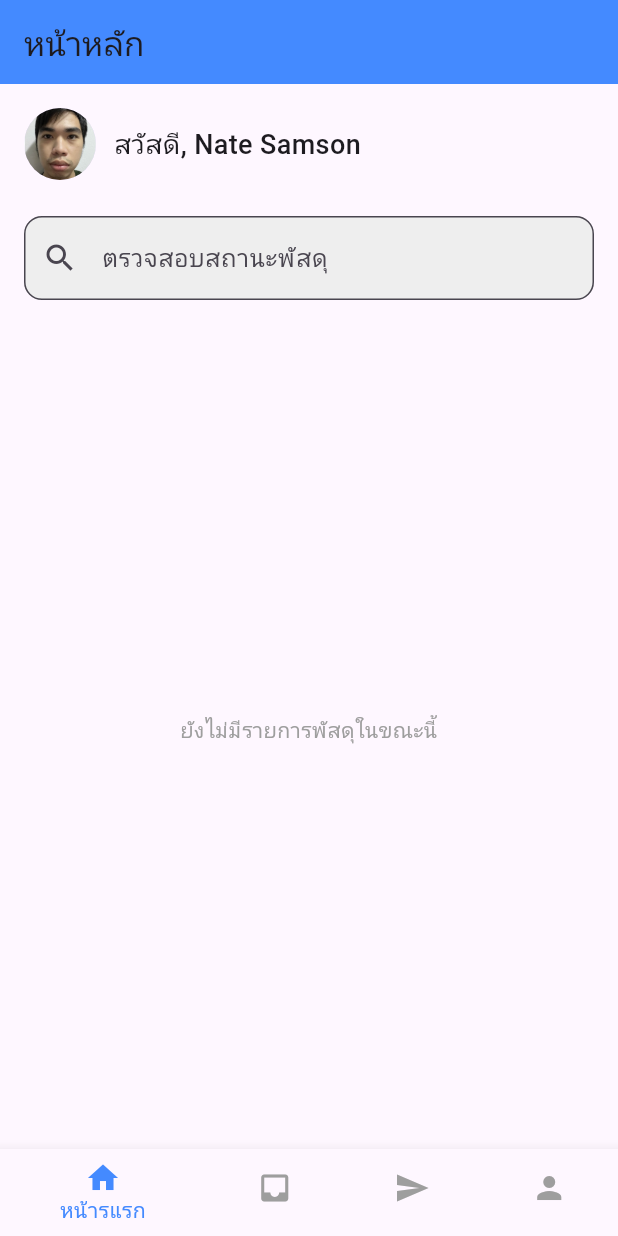
After one commit to noom05/my_testflutter_app, a Flutter app: the HomeScreen screen opened directly, on a phone screen of 412 x 824 dp. The commit adds this screen. Run offline on Flutter 3.47's test engine with Material 3 defaults, Android fonts, the phone set to English and light mode, and no system bars.

Commit message:
refactor: reorganize user-related pages and update imports

```diff
--- a/lib/main.dart
+++ b/lib/main.dart
@@ -1,9 +1,9 @@
 import 'package:flutter/material.dart';
 import 'package:my_testflutter_app/pages/auth/login.dart';
-import 'package:my_testflutter_app/pages/dashboard.dart';
+import 'package:my_testflutter_app/pages/user/dashboard.dart';
 import 'package:my_testflutter_app/pages/other/onboard.dart';
-import 'package:my_testflutter_app/pages/profile.dart';
-import 'package:my_testflutter_app/pages/trackparcel.dart';
+import 'package:my_testflutter_app/pages/user/profile.dart';
+import 'package:my_testflutter_app/pages/user/trackparcel.dart';
 
 void main() {
   runApp(const MyApp());
--- a/lib/pages/auth/login.dart
+++ b/lib/pages/auth/login.dart
@@ -1,6 +1,6 @@
 import 'package:flutter/material.dart';
-import 'package:my_testflutter_app/pages/dashboard.dart';
-import 'package:my_testflutter_app/pages/trackparcel.dart';
+import 'package:my_testflutter_app/pages/user/dashboard.dart';
+import 'package:my_testflutter_app/pages/user/trackparcel.dart';
 
 class LoginScreen extends StatefulWidget {
   const LoginScreen({super.key});
--- /dev/null
+++ b/lib/pages/user/home.dart
@@ -0,0 +1,100 @@
+import 'package:flutter/material.dart';
+import 'package:my_testflutter_app/pages/user/dashboard.dart';
+import 'package:my_testflutter_app/pages/user/send.dart';
+import 'package:my_testflutter_app/pages/user/profile.dart';
+
+class HomeScreen extends StatelessWidget {
+  const HomeScreen({super.key});
+
+  void _onItemTapped(BuildContext context, int index) {
+    if (index == 0) {
+      // อยู่หน้าแรกแล้ว
+    } else if (index == 1) {
+      Navigator.pushReplacement(
+        context,
+        MaterialPageRoute(builder: (context) => ParcelDashboardScreen()),
+      );
+    } else if (index == 2) {
+      Navigator.pushReplacement(
+        context,
+        MaterialPageRoute(builder: (context) => SendParcelScreen()),
+      );
+    } else if (index == 3) {
+      Navigator.pushReplacement(
+        context,
+        MaterialPageRoute(builder: (context) => ProfileScreen()),
+      );
+    }
+  }
+
+  @override
+  Widget build(BuildContext context) {
+    return Scaffold(
+      appBar: AppBar(
+        title: Text('หน้าหลัก'),
+        backgroundColor: Colors.blueAccent,
+      ),
+      body: Padding(
+        padding: const EdgeInsets.all(16.0),
+        child: Column(
+          crossAxisAlignment: CrossAxisAlignment.start,
+          children: [
+            // 👋 ทักทายผู้ใช้
+            Row(
+              children: [
+                CircleAvatar(
+                  radius: 24,
+                  backgroundImage: AssetImage('assets/images/avatar.png'),
+                ),
+                SizedBox(width: 12),
+                Text(
+                  'สวัสดี, Nate Samson',
+                  style: TextStyle(fontSize: 18, fontWeight: FontWeight.w500),
+                ),
+              ],
+            ),
+            SizedBox(height: 24),
+
+            // 🔍 ช่องค้นหาสถานะพัสดุ
+            TextField(
+              decoration: InputDecoration(
+                hintText: 'ตรวจสอบสถานะพัสดุ',
+                prefixIcon: Icon(Icons.search),
+                filled: true,
+                fillColor: Colors.grey[200],
+                border: OutlineInputBorder(
+                  borderRadius: BorderRadius.circular(12),
+                ),
+              ),
+            ),
+            SizedBox(height: 24),
+
+            // 🧾 เนื้อหาเพิ่มเติม (เช่น รายการล่าสุด, โปรโมชั่น ฯลฯ)
+            Expanded(
+              child: Center(
+                child: Text(
+                  'ยังไม่มีรายการพัสดุในขณะนี้',
+                  style: TextStyle(color: Colors.grey),
+                ),
+              ),
+            ),
+          ],
+        ),
+      ),
+
+      // 🧭 แถบเมนูด้านล่าง
+      bottomNavigationBar: BottomNavigationBar(
+        currentIndex: 0, // อยู่หน้าแรก
+        selectedItemColor: Colors.blueAccent,
+        unselectedItemColor: Colors.grey,
+        onTap: (index) => _onItemTapped(context, index),
+        items: const [
+          BottomNavigationBarItem(icon: Icon(Icons.home), label: 'หน้ารแรก'),
+          BottomNavigationBarItem(icon: Icon(Icons.inbox), label: 'พัสดุของฉัน'),
+          BottomNavigationBarItem(icon: Icon(Icons.send), label: 'ส่งที่สุด'),
+          BottomNavigationBarItem(icon: Icon(Icons.person), label: 'โปรไฟล์'),
+        ],
+      ),
+    );
+  }
+}
```
Also changed, not shown: lib/pages/user/dashboard.dart (renamed from lib/pages/dashboard.dart, +13 -17 lines), lib/pages/user/profile.dart (renamed from lib/pages/profile.dart, +11 -11 lines), lib/pages/user/send.dart (renamed from lib/pages/send.dart, +8 -9 lines), lib/pages/user/trackparcel.dart (renamed from lib/pages/trackparcel.dart, +10 -8 lines), lib/pages/home.dart (deleted).
